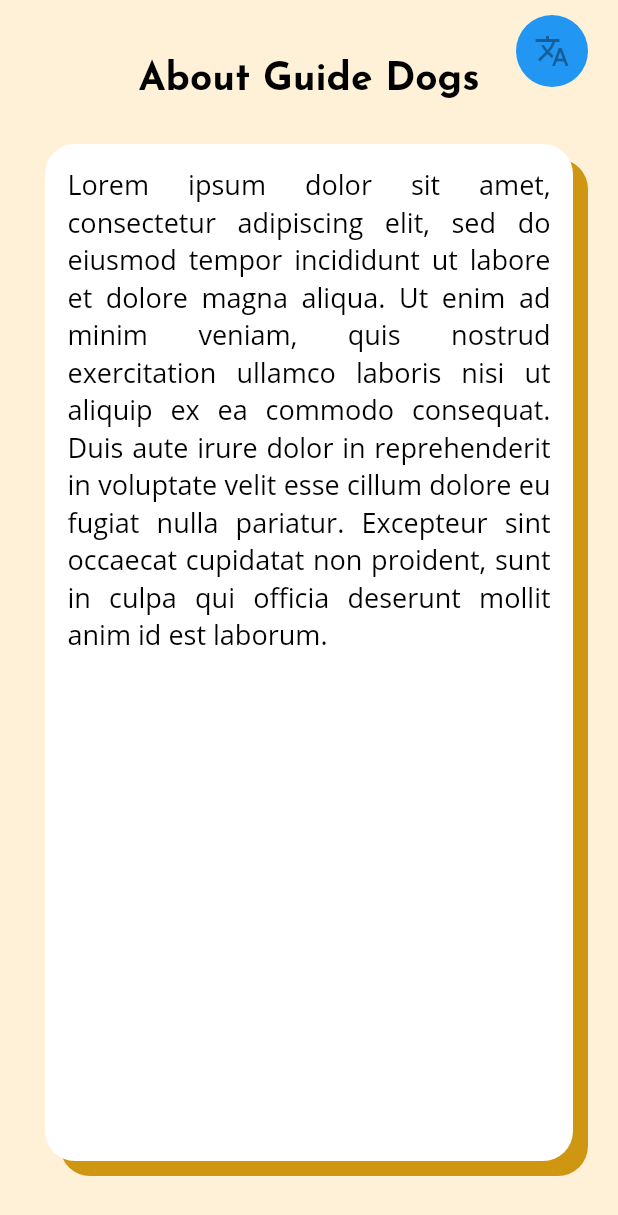
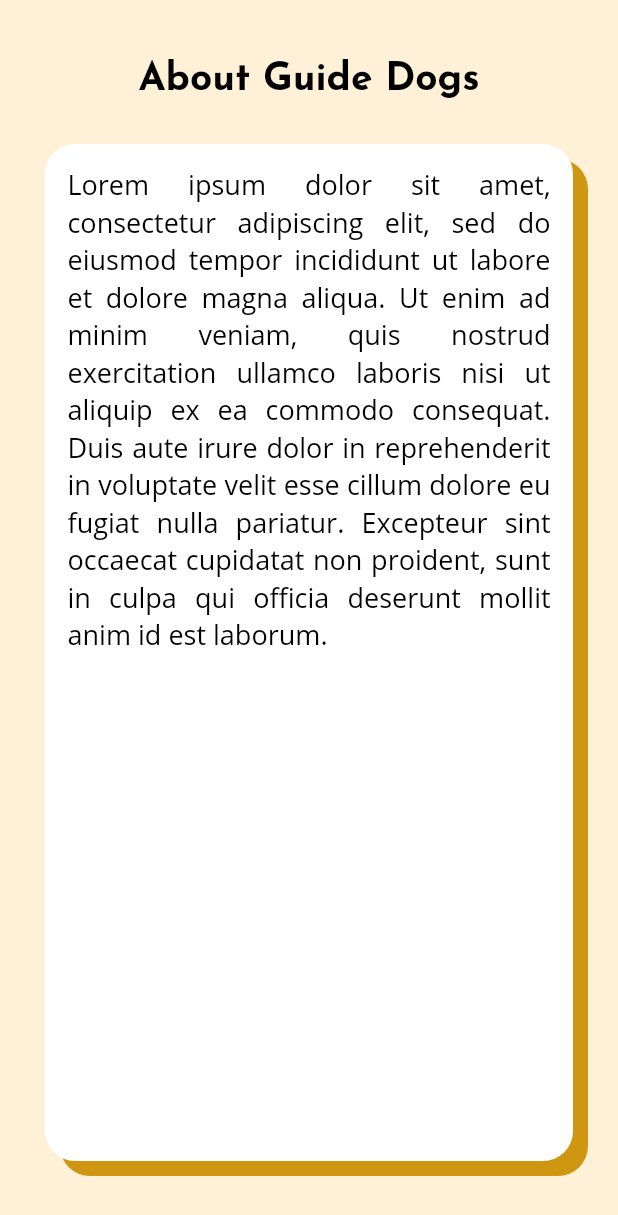
Before and after one commit to Thornie/DGHA-App, a Flutter app: the screen it shows after launch, on a phone screen of 412 x 824 dp. Shown: the top 1215 px of the screen. Run offline on Flutter 3.47's test engine with Material 2 defaults, Android fonts, the phone set to English and light mode, and no system bars.

Commit message:
removed button

```diff
--- a/lib/screen/menu_screen.dart
+++ b/lib/screen/menu_screen.dart
@@ -15,47 +15,7 @@ class _MenuScreenState extends State<MenuScreen> {
   @override
   Widget build(BuildContext context) {
     return Scaffold(
-      body: Stack(
-        children: <Widget>[
-          PageView(children: pages),
-          SafeArea(
-                      child: Container(
-                        padding: EdgeInsets.fromLTRB(10, 10, 20, 10),
-                        child: Row(
-                          mainAxisAlignment: MainAxisAlignment.end,
-                          children: <Widget>[
-                            Container(
-              decoration: BoxDecoration(
-                color: Colors.blue,
-                borderRadius: new BorderRadius.all(Radius.circular(100)),
-
-              ),
-              child: IconButton(
-              icon: Icon(Icons.translate),
-            ),),
-                          ],
-                        ),
-                      ),
-          )
-          // SafeArea(
-          //   child: Container(
-          //     padding: EdgeInsets.fromLTRB(10, 10, 20, 10),
-          //     child: Row(
-          //       mainAxisAlignment: MainAxisAlignment.end,
-          //       children: <Widget>[
-          //         Ink(
-          //           decoration: ShapeDecoration(
-          //             shape: CircleBorder()
-          //           ),
-          //           child: Text("sdfsdf"),
-          //         )
-          //         // Icon(Icons.translate)
-
-
-          //     ],),
-          //   )
-          // )
-      ]),
+      body: PageView(children: pages),
     );
   }
 }
```
